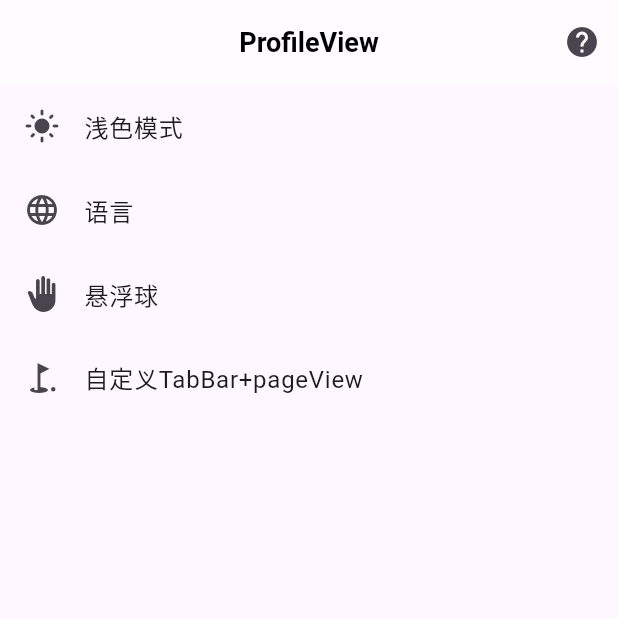
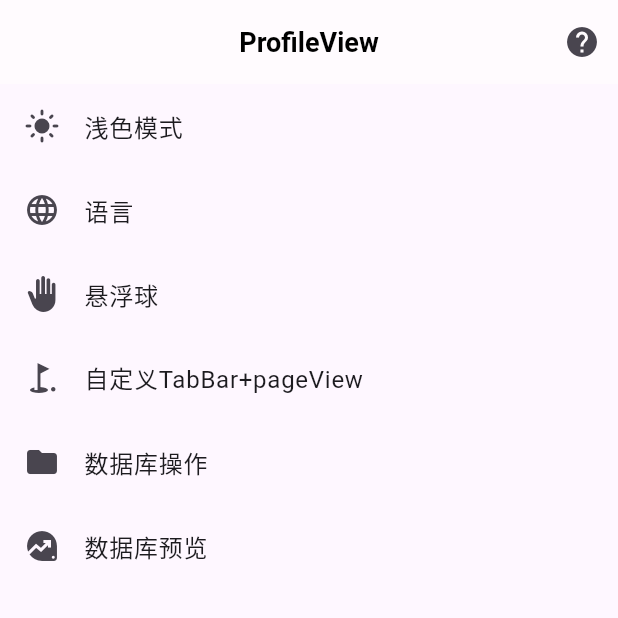
Before and after one commit to yanmingLiu/flutter_getx, a Flutter app: the ProfileView screen opened directly, on a phone screen of 412 x 824 dp, the top half of it. Run offline on Flutter 3.47's test engine with Material 3 defaults, Android fonts, the phone set to English and light mode, and no system bars; our stand-ins replace drift, flutter_secure_storage, flutter_smart_dialog, get, get_storage, in_app_purchase and 1 more; missing offline and left inert: drift_db_viewer; accounts and stored records are empty; generated files the repository leaves out were written again.

Commit message:
feat: 数据库操作

```diff
--- /dev/null
+++ b/lib/app/db/database.dart
@@ -0,0 +1,39 @@
+import 'dart:io';
+
+import 'package:drift/drift.dart';
+import 'package:drift/native.dart';
+import 'package:getx_demo1/app/db/table_todo.dart';
+import 'package:getx_demo1/app/db/todos_dao.dart';
+import 'package:path/path.dart' as p;
+import 'package:path_provider/path_provider.dart';
+
+// 指定生成的文件 确保 database.dart 和生成的 database.g.dart 文件位于正确的路径，并且文件名拼写完全一致。手动创建database.g.dart
+part 'database.g.dart';
+
+LazyDatabase _openConnection() {
+  return LazyDatabase(() async {
+    final dbFolder = await getApplicationDocumentsDirectory();
+    final file = File(p.join(dbFolder.path, 'db.sqlite'));
+    return NativeDatabase(file);
+  });
+}
+
+@DriftDatabase(
+  tables: [Todos],
+  daos: [TodosDao],
+)
+class Database extends _$Database {
+  Database() : super(_openConnection());
+
+  @override
+  int get schemaVersion => 2;
+
+  @override
+  MigrationStrategy get migration => MigrationStrategy(
+        onUpgrade: (migrator, from, to) async {
+          if (from < 2) {
+            await migrator.addColumn(todos, todos.description);
+          }
+        },
+      );
+}
--- a/lib/app/modules/profile/views/profile_view.dart
+++ b/lib/app/modules/profile/views/profile_view.dart
@@ -64,6 +64,24 @@ class ProfileView extends GetView<ProfileController> {
               ),
               onTap: () {
                 Get.toNamed(Routes.tabView);
+              },
+            ),
+            ListTile(
+              leading: const Icon(Icons.folder),
+              title: const Text(
+                '数据库操作',
+              ),
+              onTap: () {
+                Get.toNamed(Routes.dbView);
+              },
+            ),
+            ListTile(
+              leading: const Icon(Icons.data_exploration),
+              title: const Text(
+                '数据库预览',
+              ),
+              onTap: () {
+                Get.toNamed(Routes.dbPreview);
               },
             ),
           ],
--- a/lib/app/routes/app_pages.dart
+++ b/lib/app/routes/app_pages.dart
@@ -1,4 +1,7 @@
+import 'package:drift_db_viewer/drift_db_viewer.dart';
 import 'package:get/get.dart';
+import 'package:getx_demo1/app/db/database.dart';
+import 'package:getx_demo1/app/modules/profile/views/db_view.dart';
 
 import '../modules/home/bindings/home_binding.dart';
 import '../modules/home/views/home_view.dart';
@@ -30,5 +33,13 @@ class AppPages {
       name: tabView,
       page: () => const CustomTabView(),
     ),
+    GetPage(
+      name: Routes.dbView,
+      page: () => const DbView(),
+    ),
+    GetPage(
+      name: Routes.dbPreview,
+      page: () => DriftDbViewer(Database()),
+    ),
   ];
 }
--- a/lib/app/routes/app_routes.dart
+++ b/lib/app/routes/app_routes.dart
@@ -12,6 +12,8 @@ abstract class Routes {
   static const VIDEO_FEED = _Paths.VIDEO_FEED;
   static const seatView = _Paths.seatView;
   static const tabView = _Paths.tabView;
+  static const dbView = _Paths.dbView;
+  static const dbPreview = _Paths.dbPreview;
 }
 
 abstract class _Paths {
@@ -25,4 +27,6 @@ abstract class _Paths {
   static const VIDEO_FEED = '/video-feed';
   static const seatView = '/seatView';
   static const tabView = '/tab-view';
+  static const dbView = '/db-view';
+  static const dbPreview = '/db-preview';
 }
--- a/lib/main.dart
+++ b/lib/main.dart
@@ -41,6 +41,7 @@ class App extends StatelessWidget {
       },
       child: GetMaterialApp(
         title: "Application",
+        debugShowCheckedModeBanner: false,
         translationsKeys: AppTranslation.translations,
         initialRoute: isLogin ? AppPages.INITIAL : AppPages.INITIAL_LOGIN,
         getPages: AppPages.routes,
```
Also changed, not shown: lib/app/db/table_todo.dart (added, +8 -0 lines), lib/app/db/todos_dao.dart (added, +26 -0 lines), lib/app/modules/profile/views/db_view.dart (added, +67 -0 lines), pubspec.yaml (+11 -4 lines), lib/app/db/database.g.dart (added), lib/app/db/todos_dao.g.dart (added), 6 other files.
